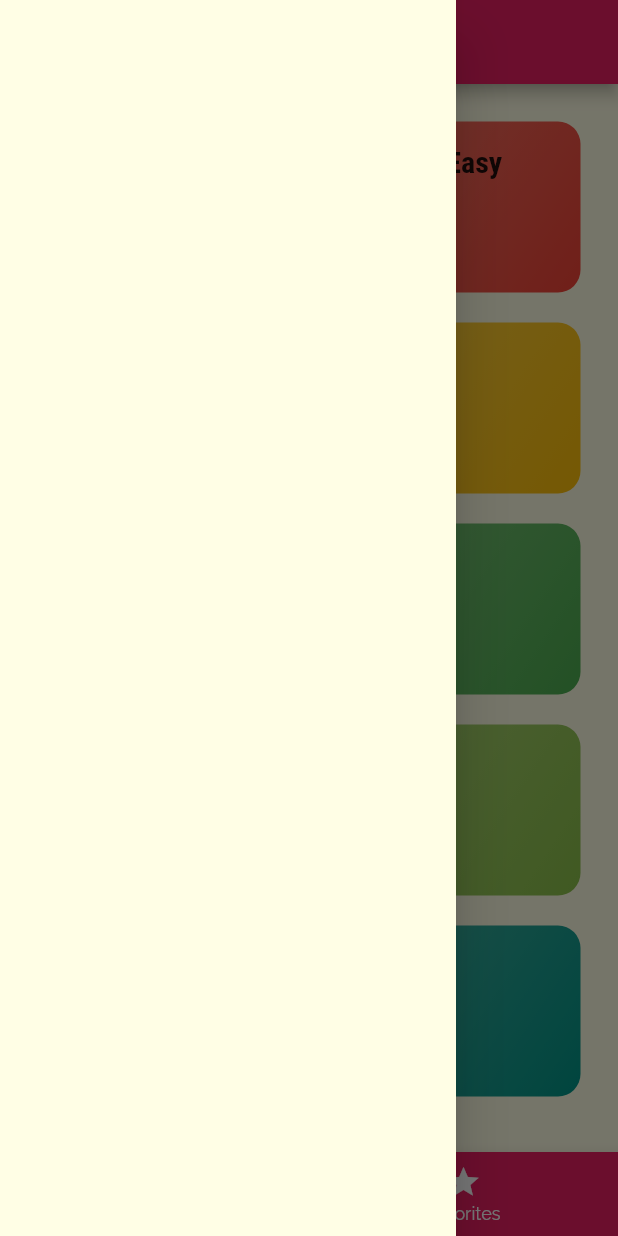
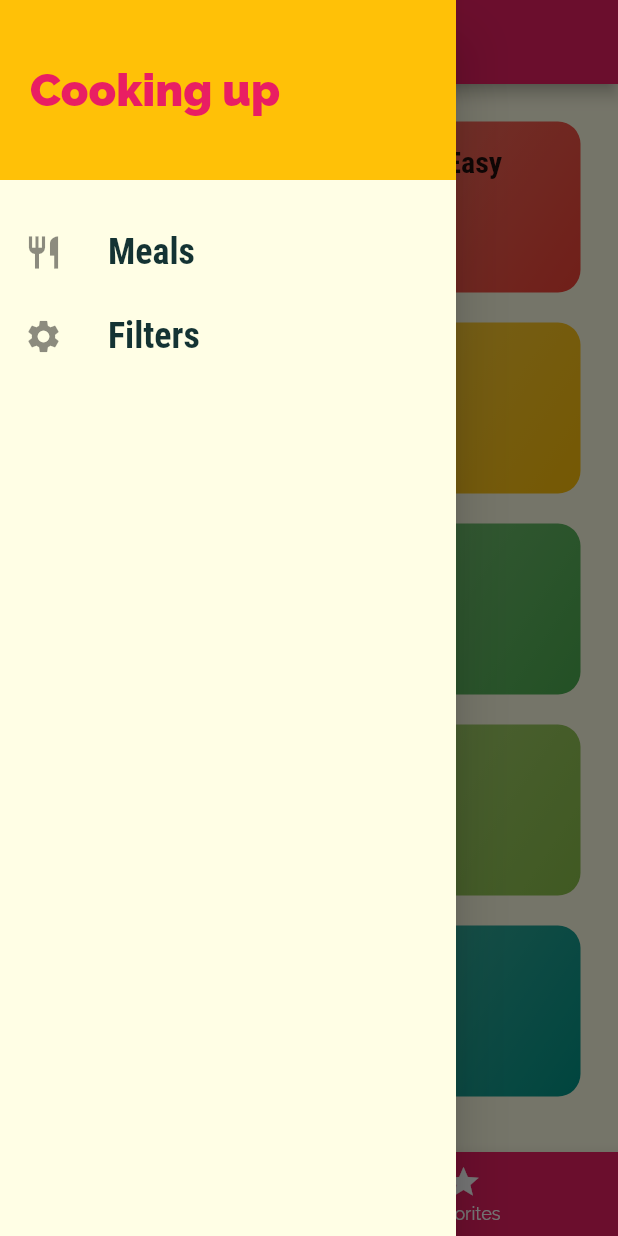
Before and after one commit to HlibHryshko/meals_app, a Flutter app: the screen it shows after launch, with the side drawer open, on a phone screen of 412 x 824 dp. Run offline on Flutter 3.47's test engine with Material 2 defaults, Android fonts, the phone set to English and light mode, and no system bars.

```diff
--- a/lib/pages/tabs_page.dart
+++ b/lib/pages/tabs_page.dart
@@ -1,6 +1,7 @@
 import 'package:flutter/material.dart';
 import 'package:meals/pages/category_page.dart';
 import 'package:meals/pages/favorites_page.dart';
+import 'package:meals/widgets/main_drawer.dart';
 
 
 /*
@@ -82,8 +83,7 @@ class _TabsPageState extends State<TabsPage> {
           _pages[_selectedPageIndex]['title'] as String,
         ),
       ),
-      drawer: Drawer(
-      ),
+      drawer: MainDrawer(),
       body: _pages[_selectedPageIndex]['page'] as Widget,
       bottomNavigationBar: BottomNavigationBar(
         onTap: _selectPage,
```
